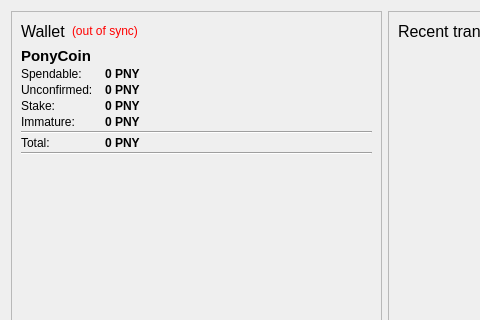
Before: the Qt Designer form src/qt/forms/overviewpage.ui in PonyDev/PonyCoin, drawn with Qt 5; both pictures show x 0 to 480 and y 0 to 320 of the 770 by 680 pixel window.
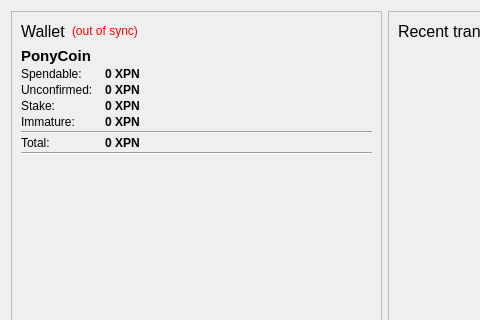
After: the same form once the commit is applied.

What changed in the file:
```diff
--- a/src/qt/forms/overviewpage.ui
+++ b/src/qt/forms/overviewpage.ui
@@ -121,7 +121,7 @@
                <string>Your current spendable balance</string>
               </property>
               <property name="text">
-               <string notr="true">0 PNY</string>
+               <string notr="true">0 XPN</string>
               </property>
               <property name="textInteractionFlags">
                <set>Qt::LinksAccessibleByMouse|Qt::TextSelectableByKeyboard|Qt::TextSelectableByMouse</set>
@@ -150,7 +150,7 @@
                <string>Total of transactions that have yet to be confirmed, and do not yet count toward the current balance</string>
               </property>
               <property name="text">
-               <string notr="true">0 PNY</string>
+               <string notr="true">0 XPN</string>
               </property>
               <property name="textInteractionFlags">
                <set>Qt::LinksAccessibleByMouse|Qt::TextSelectableByKeyboard|Qt::TextSelectableByMouse</set>
@@ -169,7 +169,7 @@
                <string>Stake balance that has not yet matured</string>
               </property>
               <property name="text">
-               <string notr="true">0 PNY</string>
+               <string notr="true">0 XPN</string>
               </property>
               <property name="textInteractionFlags">
                <set>Qt::LinksAccessibleByMouse|Qt::TextSelectableByKeyboard|Qt::TextSelectableByMouse</set>
@@ -188,7 +188,7 @@
                <string>Mined balance that has not yet matured</string>
               </property>
               <property name="text">
-               <string notr="true">0 PNY</string>
+               <string notr="true">0 XPN</string>
               </property>
               <property name="textInteractionFlags">
                <set>Qt::LinksAccessibleByMouse|Qt::TextSelectableByKeyboard|Qt::TextSelectableByMouse</set>
@@ -224,7 +224,7 @@
                <string>Your current total balance</string>
               </property>
               <property name="text">
-               <string notr="true">0 PNY</string>
+               <string notr="true">0 XPN</string>
               </property>
               <property name="textInteractionFlags">
                <set>Qt::LinksAccessibleByMouse|Qt::TextSelectableByKeyboard|Qt::TextSelectableByMouse</set>
```
